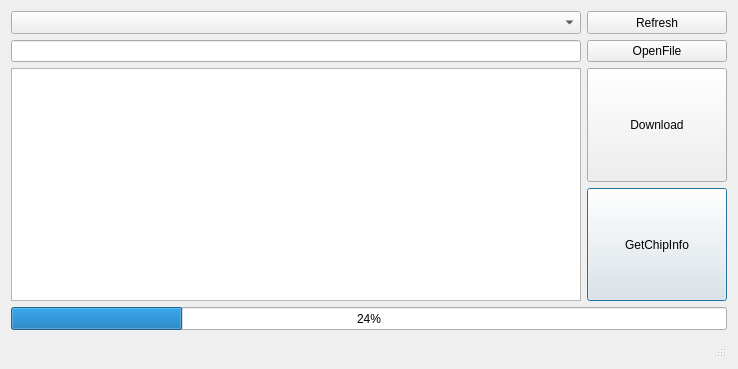
The window that ComAssistant/ui/stm32isp_dialog.ui (petertheprocess/ComAssistant) describes before a commit, drawn with Qt 5.
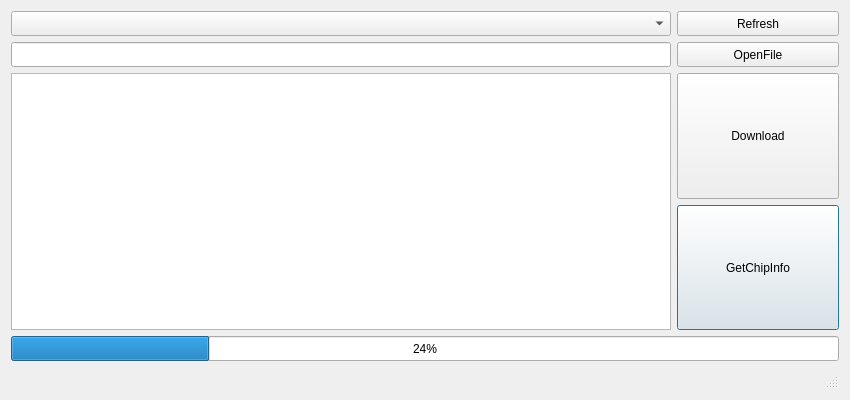
The same window after the commit.

Diff of the .ui file:
```diff
--- a/ComAssistant/ui/stm32isp_dialog.ui
+++ b/ComAssistant/ui/stm32isp_dialog.ui
@@ -6,8 +6,8 @@
    <rect>
     <x>0</x>
     <y>0</y>
-    <width>738</width>
-    <height>369</height>
+    <width>850</width>
+    <height>400</height>
    </rect>
   </property>
   <property name="windowTitle">
```
